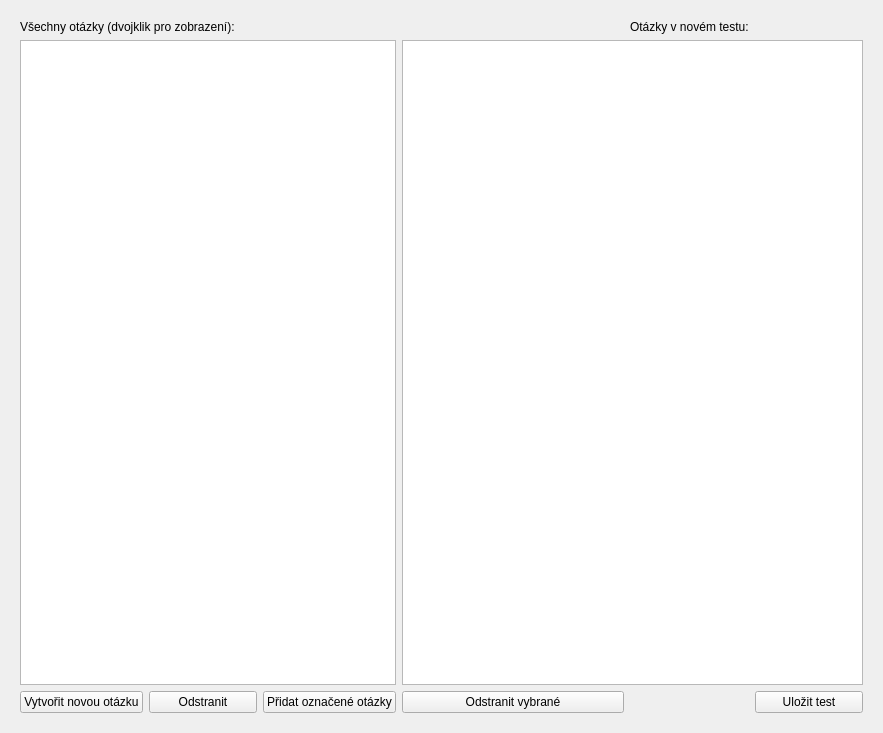
The window that MainWindow.ui (Kukant/ITU-projekt) describes before a commit, drawn with Qt 5.
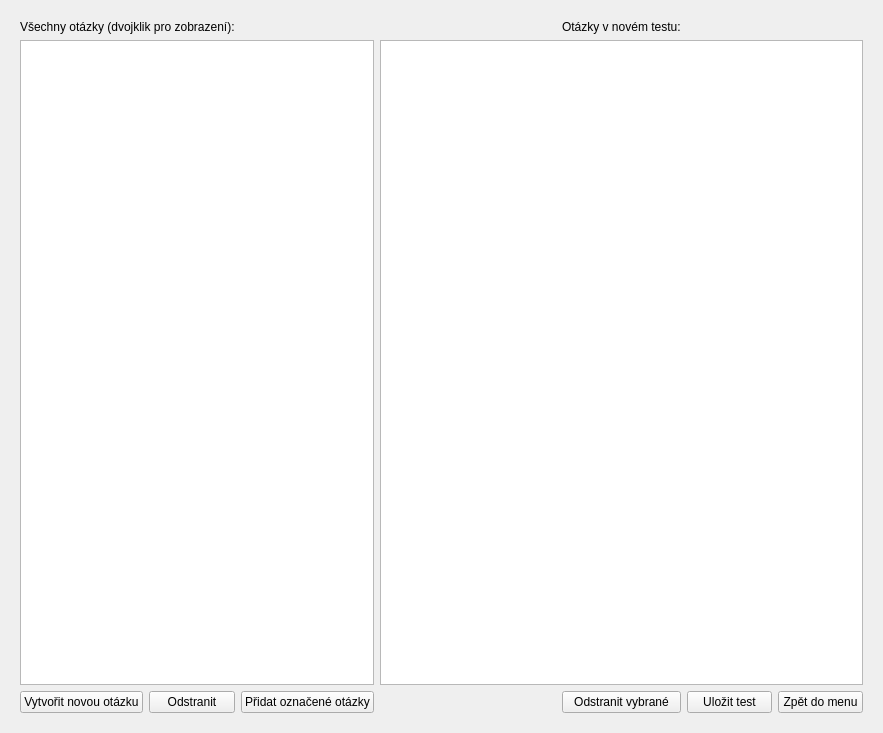
The same window after the commit.

```diff
--- a/MainWindow.ui
+++ b/MainWindow.ui
@@ -565,6 +565,13 @@
      </widget>
      <widget class="QWidget" name="CreateNewPage">
       <layout class="QGridLayout" name="gridLayout_6">
+       <item row="2" column="1">
+        <widget class="QPushButton" name="RemoveQuestionBtn_2">
+         <property name="text">
+          <string>Odstranit</string>
+         </property>
+        </widget>
+       </item>
        <item row="2" column="2">
         <widget class="QPushButton" name="AddQuestionBtn">
          <property name="text">
@@ -579,13 +586,6 @@
          </property>
         </widget>
        </item>
-       <item row="2" column="3" colspan="2">
-        <widget class="QPushButton" name="RemoveQuestionBtn">
-         <property name="text">
-          <string>Odstranit vybrané</string>
-         </property>
-        </widget>
-       </item>
        <item row="0" column="5">
         <widget class="QLabel" name="label_7">
          <property name="text">
@@ -607,20 +607,6 @@
          </property>
         </widget>
        </item>
-       <item row="1" column="3" colspan="4">
-        <widget class="QListWidget" name="NewTestList">
-         <property name="selectionMode">
-          <enum>QAbstractItemView::ExtendedSelection</enum>
-         </property>
-        </widget>
-       </item>
-       <item row="2" column="1">
-        <widget class="QPushButton" name="RemoveQuestionBtn_2">
-         <property name="text">
-          <string>Odstranit</string>
-         </property>
-        </widget>
-       </item>
        <item row="0" column="0" colspan="2">
         <widget class="QLabel" name="label_6">
          <property name="text">
@@ -628,6 +614,27 @@
          </property>
         </widget>
        </item>
+       <item row="2" column="7">
+        <widget class="QPushButton" name="BackToMenuBtn_3">
+         <property name="text">
+          <string>Zpět do menu</string>
+         </property>
+        </widget>
+       </item>
+       <item row="1" column="3" colspan="5">
+        <widget class="QListWidget" name="NewTestList">
+         <property name="selectionMode">
+          <enum>QAbstractItemView::ExtendedSelection</enum>
+         </property>
+        </widget>
+       </item>
+       <item row="2" column="5">
+        <widget class="QPushButton" name="RemoveQuestionBtn">
+         <property name="text">
+          <string>Odstranit vybrané</string>
+         </property>
+        </widget>
+       </item>
       </layout>
      </widget>
     </widget>
```
